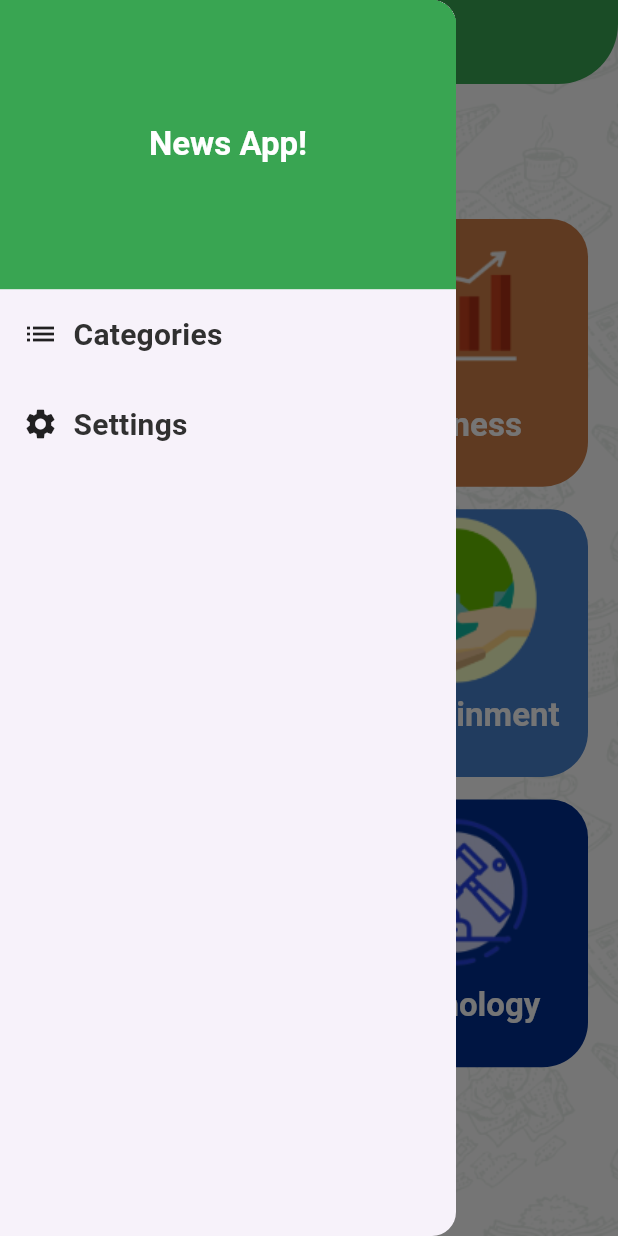
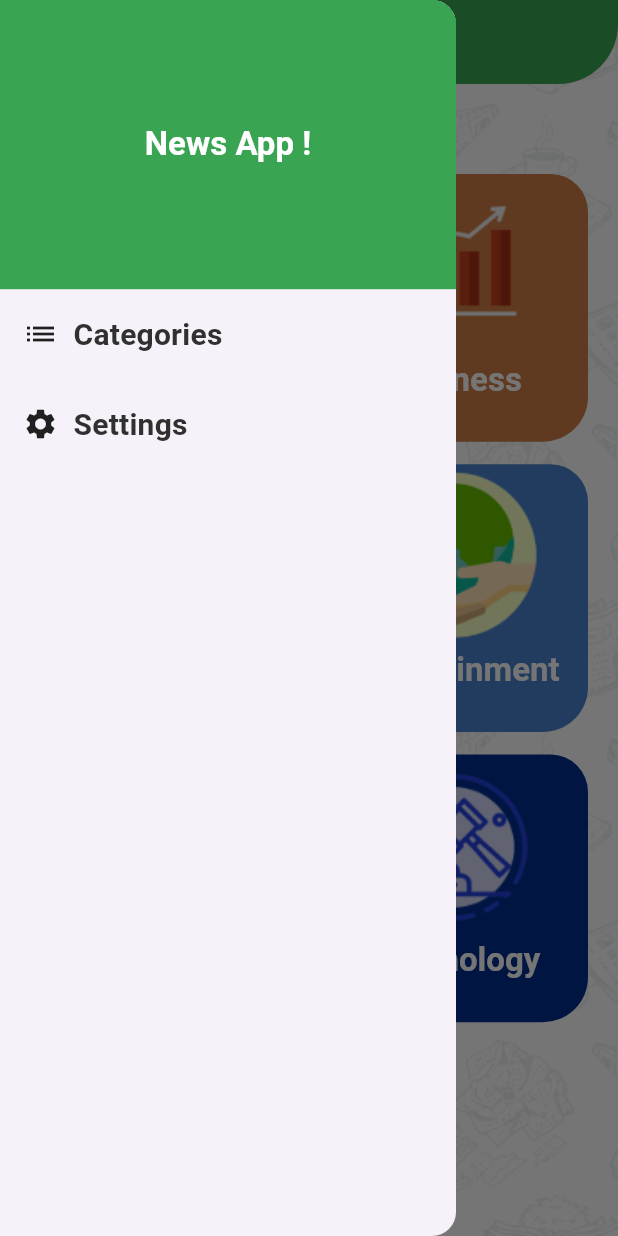
Before and after one commit to AmrHamadSaeed/app-news, a Flutter app: the screen it shows after launch, with the side drawer open, on a phone screen of 412 x 824 dp. Run offline on Flutter 3.47's test engine with Material 3 defaults, Android fonts, the phone set to English and light mode, and no system bars; our stand-ins replace cached_network_image, shared_preferences; generated files the repository leaves out were written again.

Commit message:
++localization ++shared preferences

```diff
--- /dev/null
+++ b/l10n.yaml
@@ -0,0 +1,3 @@
+arb-dir: lib/l10n
+template-arb-file: app_en.arb
+output-localization-file: app_localizations.dart
--- a/lib/drawer/home_drawer.dart
+++ b/lib/drawer/home_drawer.dart
@@ -1,5 +1,6 @@
 import 'package:app_news/my_theme.dart';
 import 'package:flutter/material.dart';
+import 'package:flutter_gen/gen_l10n/app_localizations.dart';
 
 class HomeDrawer extends StatelessWidget {
 static const int categories = 1;
@@ -16,9 +17,11 @@ static const int settings = 2;
             vertical: MediaQuery.of(context).size.height*0.10
           ),
           color: MyTheme.primaryLightColor,
-          child: Text('News App!',
+          child: Text(
+            AppLocalizations.of(context)!.news_app,
             style: Theme.of(context).textTheme.titleLarge,
-            textAlign: TextAlign.center,),
+            textAlign: TextAlign.center,
+          ),
         ),
 
         Padding(
@@ -31,7 +34,8 @@ static const int settings = 2;
               children: [
                 Icon(Icons.list),
                 SizedBox(width: 10,),
-                Text('Categories',
+                Text(
+                  AppLocalizations.of(context)!.categories,
                   style: Theme.of(context).textTheme.titleMedium,
                 ),
               ],
@@ -48,7 +52,8 @@ static const int settings = 2;
               children: [
                 Icon(Icons.settings),
                 SizedBox(width: 10,),
-                Text('Settings',
+                Text(
+                  AppLocalizations.of(context)!.settings,
                   style: Theme.of(context).textTheme.titleMedium,
                 ),
               ],
--- a/lib/home_pages/main_home/category_fragment_home.dart
+++ b/lib/home_pages/main_home/category_fragment_home.dart
@@ -1,20 +1,25 @@
 import 'package:app_news/home_pages/main_home/category_item.dart';
 import 'package:app_news/model/category_home.dart';
 import 'package:flutter/material.dart';
+import 'package:flutter_gen/gen_l10n/app_localizations.dart';
 
 class CategoryFragment extends StatelessWidget {
 
-var categoriesList = CategoryDataModel.getCategories();
+  var categoriesList;
 
-Function onCategoryItemClick;
-CategoryFragment({required this.onCategoryItemClick});
+  Function onCategoryItemClick;
+
+  CategoryFragment({required this.onCategoryItemClick});
+
   Widget build(BuildContext context) {
+    categoriesList = CategoryDataModel.getCategories(context);
     return Container(
       padding: EdgeInsets.all(20),
       child: Column(
         crossAxisAlignment: CrossAxisAlignment.stretch,
         children: [
-          Text('Pick your category \n of interest',
+          Text(
+            AppLocalizations.of(context)!.language,
             style: Theme.of(context).textTheme.titleMedium,
           ),
           SizedBox(
@@ -29,9 +34,9 @@ CategoryFragment({required this.onCategoryItemClick});
               ) ,
               itemBuilder: (context, index) {
                 return InkWell(
-                  onTap: (){
-                    onCategoryItemClick(categoriesList[index]);
-                  },
+                    onTap: (){
+                      onCategoryItemClick(categoriesList[index]);
+                    },
                     child: CategoryItem(categoryDataModel: categoriesList[index], index: index));
               },
               itemCount:categoriesList.length ,
--- a/lib/home_screen.dart
+++ b/lib/home_screen.dart
@@ -2,10 +2,10 @@ import 'package:app_news/drawer/home_drawer.dart';
 import 'package:app_news/home_pages/category/category_source_details.dart';
 import 'package:app_news/home_pages/main_home/category_fragment_home.dart';
 import 'package:app_news/model/category_home.dart';
-
 import 'package:app_news/my_theme.dart';
 import 'package:app_news/settings/settings_tab.dart';
 import 'package:flutter/material.dart';
+import 'package:flutter_gen/gen_l10n/app_localizations.dart';
 
 class HomeScreen extends StatefulWidget {
   static const String routeName = 'home_screen';
@@ -15,10 +15,10 @@ class HomeScreen extends StatefulWidget {
 }
 
 class _HomeScreenState extends State<HomeScreen> {
-  bool _searchBoolean = false;
+  bool searchBoolean = false;
   String searchWord = '';
 
-  Widget _searchTextField() {
+  Widget searchTextField() {
     //add
     return Container(
       height: 40,
@@ -38,7 +38,7 @@ class _HomeScreenState extends State<HomeScreen> {
             borderRadius: BorderRadius.circular(40),
             borderSide: BorderSide(color: Colors.white, width: 1),
           ),
-          hintText: 'Search Article',
+          hintText: AppLocalizations.of(context)!.search,
           hintStyle: Theme.of(context)
               .textTheme
               .titleSmall!
@@ -64,7 +64,7 @@ class _HomeScreenState extends State<HomeScreen> {
         Scaffold(
           backgroundColor: Colors.transparent,
           appBar: AppBar(
-              title: (!_searchBoolean)
+              title: (!searchBoolean)
                   ? Text(
                       selectedMenuItem == HomeDrawer.settings
                           ? 'Settings'
@@ -74,9 +74,9 @@ class _HomeScreenState extends State<HomeScreen> {
                       style:
                           TextStyle(fontSize: 22, fontWeight: FontWeight.bold),
                     )
-                  : _searchTextField(),
+                  : searchTextField(),
               centerTitle: true,
-              actions: !_searchBoolean
+              actions: !searchBoolean
                   ? [
                       !categoryIsSelected
                           ? Container()
@@ -84,7 +84,7 @@ class _HomeScreenState extends State<HomeScreen> {
                               icon: Icon(Icons.search),
                               onPressed: () {
                                 setState(() {
-                                  _searchBoolean = true;
+                                  searchBoolean = true;
                                 });
                               })
                     ]
@@ -93,7 +93,7 @@ class _HomeScreenState extends State<HomeScreen> {
                           icon: Icon(Icons.clear),
                           onPressed: () {
                             setState(() {
-                              _searchBoolean = false;
+                              searchBoolean = false;
                             });
                           })
                     ]),
--- a/lib/main.dart
+++ b/lib/main.dart
@@ -1,30 +1,35 @@
-
 import 'package:app_news/home_screen.dart';
 import 'package:app_news/my_theme.dart';
-import 'package:app_news/news/news_widget.dart';
 import 'package:app_news/news/news_item_details.dart';
+import 'package:app_news/providers/ProviderConfig.dart';
 import 'package:flutter/material.dart';
+import 'package:flutter_gen/gen_l10n/app_localizations.dart';
+import 'package:provider/provider.dart';
 
 import 'model/SourceResponse.dart';
 
-void main(){
-  runApp(MyApp());
+void main() {
+  WidgetsFlutterBinding.ensureInitialized();
+  runApp(ChangeNotifierProvider(
+      create: (context) => ProviderConfig()..getLanguageSP(), child: MyApp()));
 }
 
 class MyApp extends StatelessWidget{
   @override
   Widget build(BuildContext context) {
+    ProviderConfig provider = Provider.of<ProviderConfig>(context);
     Source source;
     return MaterialApp(
       debugShowCheckedModeBanner: false,
-     initialRoute: HomeScreen.routeName,
+      initialRoute: HomeScreen.routeName,
       routes: {
-
         HomeScreen.routeName: (context) => HomeScreen(),
         NewsItemDetails.routeName: (context) => NewsItemDetails(),
       },
       theme: MyTheme.LightTheme,
-
+      locale: Locale(provider.languageApp),
+      localizationsDelegates: AppLocalizations.localizationsDelegates,
+      supportedLocales: AppLocalizations.supportedLocales,
     );
   }
 
--- a/lib/model/category_home.dart
+++ b/lib/model/category_home.dart
@@ -1,5 +1,6 @@
 import 'package:app_news/my_theme.dart';
 import 'package:flutter/material.dart';
+import 'package:flutter_gen/gen_l10n/app_localizations.dart';
 
 class CategoryDataModel {
   String id;
@@ -13,7 +14,7 @@ class CategoryDataModel {
       required this.id,
       required this.imagePath});
 
-  static List<CategoryDataModel> getCategories() {
+  static List<CategoryDataModel> getCategories(BuildContext context) {
     /*
     business entertainment general
     health science sports technology
@@ -21,32 +22,32 @@ class CategoryDataModel {
     return [
       CategoryDataModel(
           color: MyTheme.redColor,
-          title: 'Sports',
+          title: AppLocalizations.of(context)!.language,
           id: 'sports',
           imagePath: 'assets/images/ball.png'),
       CategoryDataModel(
           color: MyTheme.brownColor,
-          title: 'Business',
+          title: AppLocalizations.of(context)!.business,
           id: 'business',
           imagePath: 'assets/images/bussines.png'),
       CategoryDataModel(
           color: MyTheme.pinkColor,
-          title: 'Health',
+          title: AppLocalizations.of(context)!.health,
           id: 'health',
           imagePath: 'assets/images/health.png'),
       CategoryDataModel(
           color: MyTheme.blueColor,
-          title: 'Entertainment',
+          title: AppLocalizations.of(context)!.entertainment,
           id: 'entertainment',
           imagePath: 'assets/images/environment.png'),
       CategoryDataModel(
           color: MyTheme.yellowColor,
-          title: 'Science',
+          title: AppLocalizations.of(context)!.science,
           id: 'science',
           imagePath: 'assets/images/science.png'),
       CategoryDataModel(
           color: MyTheme.darkBlueColor,
-          title: 'Technology',
+          title: AppLocalizations.of(context)!.technology,
           id: 'technology',
           imagePath: 'assets/images/Politics.png'),
 
--- /dev/null
+++ b/lib/providers/ProviderConfig.dart
@@ -0,0 +1,26 @@
+import 'package:flutter/material.dart';
+import 'package:shared_preferences/shared_preferences.dart';
+
+class ProviderConfig extends ChangeNotifier {
+  String languageApp = 'en';
+
+  Future<void> changeLanguage(String languageNew) async {
+    if (languageApp == languageNew) {
+      return;
+    }
+    languageApp = languageNew;
+    notifyListeners();
+    final SharedPreferences prefs = await SharedPreferences.getInstance();
+    prefs.setString('language', languageNew);
+    print(prefs.getString('language'));
+  }
+
+  Future<void> getLanguageSP() async {
+    final SharedPreferences prefs = await SharedPreferences.getInstance();
+    String? language = prefs.getString('language');
+    if (language != null) {
+      languageApp = language;
+      notifyListeners();
+    }
+  }
+}
--- a/pubspec.yaml
+++ b/pubspec.yaml
@@ -38,6 +38,11 @@ dependencies:
   http: ^1.1.0
   cached_network_image: ^3.3.1
   url_launcher: ^6.2.4
+  flutter_localizations:
+    sdk: flutter
+  intl: any
+  provider: ^6.1.2
+  shared_preferences: ^2.2.2
 
 dev_dependencies:
   flutter_test:
@@ -55,6 +60,7 @@ dev_dependencies:
 
 # The following section is specific to Flutter packages.
 flutter:
+  generate: true
 
   # The following line ensures that the Material Icons font is
   # included with your application, so that you can use the icons in
```
Also changed, not shown: lib/l10n/app_ar.arb (added, +21 -0 lines), lib/l10n/app_en.arb (added, +23 -0 lines), lib/settings/TapLanguageBottom.dart (added, +68 -0 lines), lib/settings/settings_tab.dart (+67 -3 lines), pubspec.lock, 1 other file.
